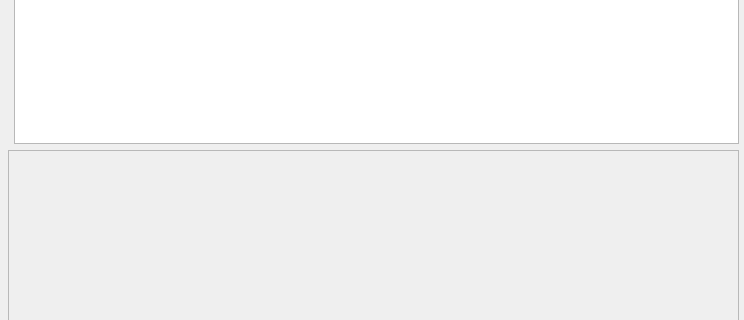
This is checkout.ui in sbadame/checkout as Qt 5 draws it before an edit; both pictures show x 0 to 744 and y 166 to 486 of the 744 by 610 pixel window. The edited form follows.
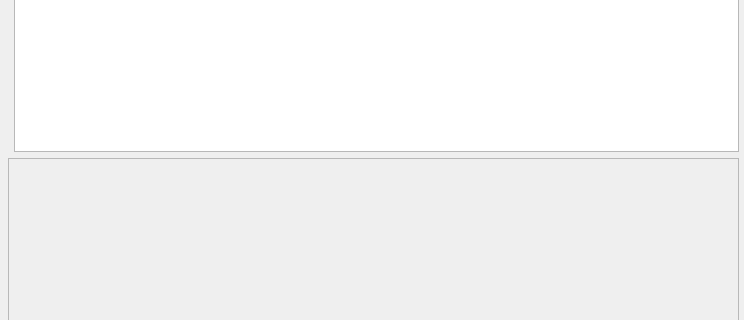
This is the edited form. Custom widgets are drawn as their Qt base class.

Commit message: Oh man the thing in the editor is showing up

Diff of the .ui file:
```diff
--- a/checkout.ui
+++ b/checkout.ui
@@ -167,8 +167,11 @@
            </item>
            <item>
             <widget class="QScrollArea" name="scrollArea">
+             <property name="layoutDirection">
+              <enum>Qt::LeftToRight</enum>
+             </property>
              <property name="widgetResizable">
-              <bool>false</bool>
+              <bool>true</bool>
              </property>
              <widget class="QWidget" name="scrollAreaWidgetContents">
               <property name="geometry">
@@ -180,6 +183,9 @@
                </rect>
               </property>
               <layout class="QGridLayout" name="gridLayout">
+               <property name="sizeConstraint">
+                <enum>QLayout::SetMaximumSize</enum>
+               </property>
                <item row="0" column="0">
                 <layout class="QVBoxLayout" name="booklist"/>
                </item>
```
The commit also changes 1 other file.
